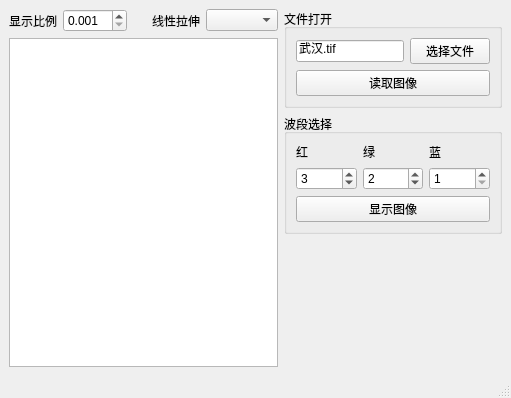
Above: MainWin.ui from QuinMeow/RSPCourse_CUG2022 before the change. Below: the same form after it.
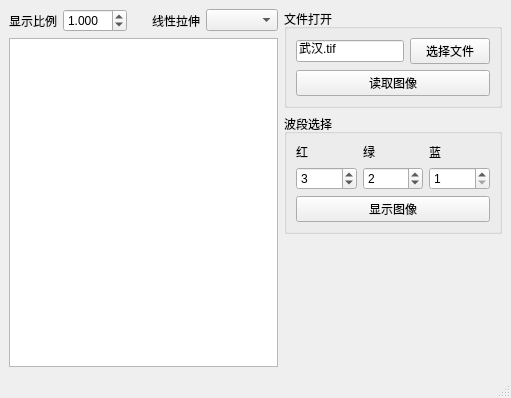
That is the form after the change.

```diff
--- a/MainWin.ui
+++ b/MainWin.ui
@@ -43,6 +43,9 @@
           <property name="singleStep">
            <double>0.100000000000000</double>
           </property>
+          <property name="value">
+           <double>1.000000000000000</double>
+          </property>
          </widget>
         </item>
         <item>
```
